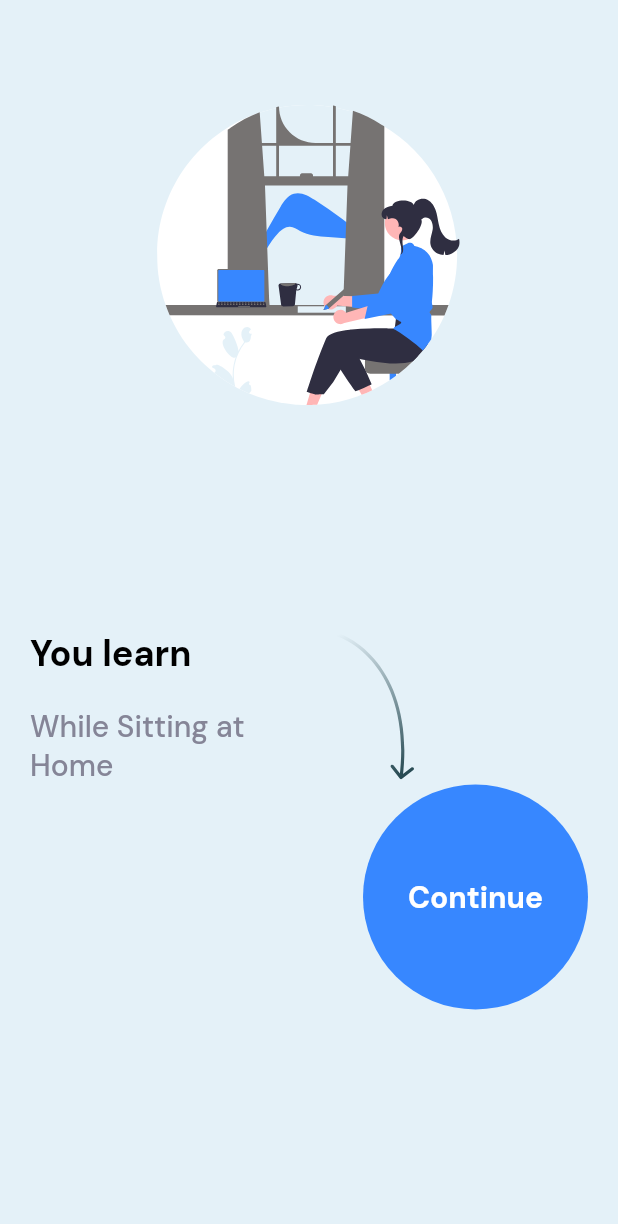
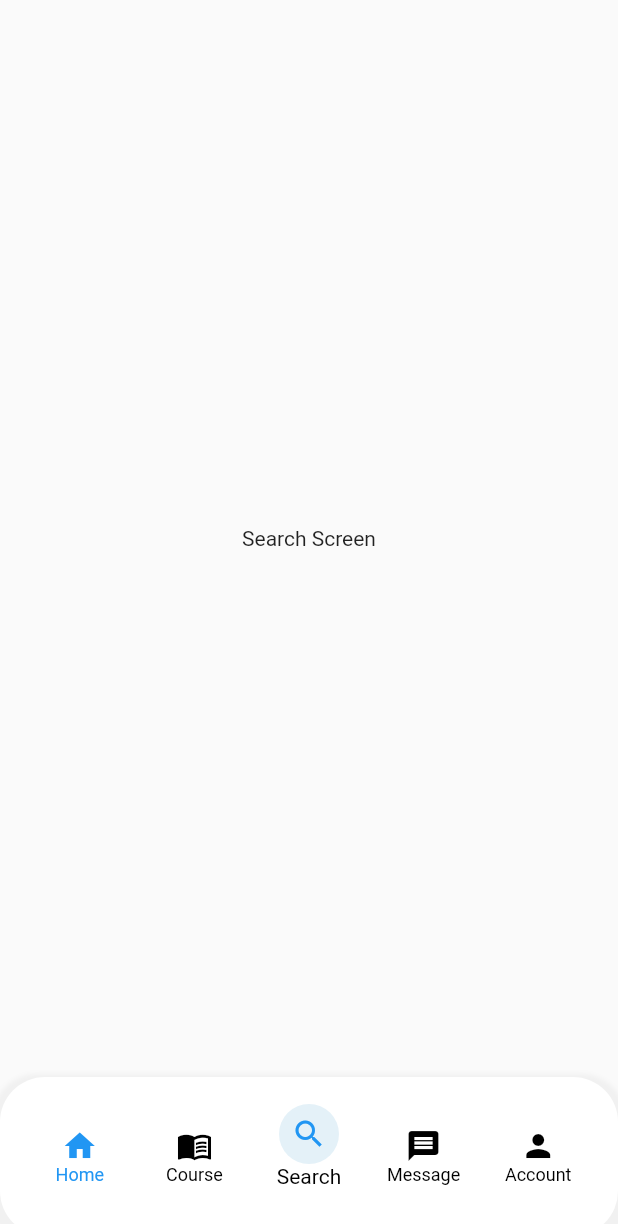
Before and after one commit to hazemAmr0/e-learning-app, a Flutter app: the screen it shows after launch, on a phone screen of 412 x 824 dp. Shown: the top 1224 px of the screen. Run offline on Flutter 3.47's test engine with Material 3 defaults, Android fonts, the phone set to English and light mode, and no system bars; our stand-ins replace flutter_iconly, flutter_svg, google_fonts, smooth_page_indicator.

```diff
--- a/lib/core/routing/app_router.dart
+++ b/lib/core/routing/app_router.dart
@@ -1,5 +1,5 @@
-
 import 'package:e_learning/core/routing/route_names.dart';
+import 'package:e_learning/navigation_bar.dart';
 import 'package:e_learning/view/screens/LoginAndRegister/signup_screen.dart';
 import 'package:flutter/material.dart';
 
@@ -9,11 +9,12 @@ class AppRouter {
   Route<dynamic> generateRoute(RouteSettings settings) {
     switch (settings.name) {
       case Routes.onboarding:
-        return MaterialPageRoute(builder: (_) =>  const WelcomeOnboardingScreen());
-         case Routes.signUp:
         return MaterialPageRoute(
-            builder: (_) =>  SignUpScreen());
-
+            builder: (_) => const WelcomeOnboardingScreen());
+      case Routes.signUp:
+        return MaterialPageRoute(builder: (_) =>const SignUpScreen());
+      case Routes.navbar:
+        return MaterialPageRoute(builder: (_) =>  CustomNavBar());
 
       // Add other cases as needed
       default:
--- a/lib/core/routing/route_names.dart
+++ b/lib/core/routing/route_names.dart
@@ -1,13 +1,15 @@
 class Routes {
-  static const String productDetails = '/productdetails';
+
   static const String onboarding = '/onboarding';
-  static const String rootScreen = '/root';
-  static const String favorites = '/favorites';
+
+
   static const String login = '/login';
   static const String signUp = '/signUp';
-  static const String viewed = '/viewed';
+
   static const String forgetPassword = '/forgetPassword';
   static const String splash = '/splash';
   static const String profile = '/profile';
-  static const String orders = '/orders';
+    static const String navbar = '/navbar';
+
+
 }
--- a/lib/main.dart
+++ b/lib/main.dart
@@ -1,10 +1,9 @@
 
 import 'package:e_learning/core/routing/app_router.dart';
 import 'package:e_learning/core/routing/route_names.dart';
-import 'package:e_learning/view/screens/LoginAndRegister/sign_up_screen2.dart';
-import 'package:e_learning/view/screens/on%20boarding/welcome_screen.dart';
+
 import 'package:flutter/material.dart';
-import 'package:flutter/widgets.dart';
+
 
 void main() {
   runApp(MyApp(appRouter: AppRouter()));
@@ -23,7 +22,7 @@ class MyApp extends StatelessWidget {
      ),
 
    onGenerateRoute: appRouter.generateRoute,
-    initialRoute: Routes.onboarding,
+    initialRoute: Routes.navbar,
 
 
     );
--- /dev/null
+++ b/lib/navigation_bar.dart
@@ -0,0 +1,144 @@
+
+
+import 'package:e_learning/core/utils/appColor.dart';
+import 'package:e_learning/view/screens/corse/course_screen.dart';
+import 'package:flutter/material.dart';
+
+class CustomNavBar extends StatefulWidget {
+  @override
+  _CustomNavBarState createState() => _CustomNavBarState();
+}
+
+class _CustomNavBarState extends State<CustomNavBar> {
+  int _selectedIndex = 0;
+
+  // List of screens for each tab
+  final List<Widget> _screens = [
+    SearchScreen(),
+    CourseScreen(),
+    SearchScreen(),
+    MessageScreen(),
+    AccountScreen(),
+  ];
+
+  void _onItemTapped(int index) {
+    setState(() {
+      _selectedIndex = index;
+    });
+  }
+
+  @override
+  Widget build(BuildContext context) {
+    return Scaffold(
+      // Display the selected screen
+      body: _screens[_selectedIndex],
+
+      bottomNavigationBar: Container(
+        padding: const EdgeInsets.symmetric(vertical: 12, horizontal: 15),
+        decoration: BoxDecoration(
+          color: Colors.white,
+          borderRadius:const BorderRadius.only(
+            topLeft: Radius.circular(30),
+            topRight: Radius.circular(30),
+            bottomLeft: Radius.circular(30),
+            bottomRight: Radius.circular(30),
+          ),
+          boxShadow: [
+            BoxShadow(
+              color: Colors.grey.withOpacity(0.1),
+              spreadRadius: 5,
+              blurRadius: 2,
+              offset: Offset(0, 3),
+            ),
+          ],
+        ),
+        child: BottomNavigationBar(
+          currentIndex: _selectedIndex,
+          onTap: _onItemTapped,
+          type: BottomNavigationBarType.fixed,
+          backgroundColor: Colors.transparent, // Makes background transparent
+          elevation: 0, // Removes shadow
+          items: [
+            BottomNavigationBarItem(
+              icon: Icon(Icons.home,
+                  color: _selectedIndex == 0 ? Colors.blue : Colors.black),
+              label: 'Home',
+            ),
+            BottomNavigationBarItem(
+              icon: Icon(Icons.menu_book,
+                  color: _selectedIndex == 1 ? Colors.blue : Colors.black),
+              label: 'Course',
+            ),
+            BottomNavigationBarItem(
+              icon: Column(
+                mainAxisAlignment:
+                    MainAxisAlignment.end, // Aligns the icon to the top
+                children: [
+                  Container(
+                    width: 40,
+                    height: 40,
+                    decoration: BoxDecoration(
+                      borderRadius: BorderRadius.circular(25),
+                      color: AppColor.primaryColor,
+                    ),
+                    child: Icon(Icons.search,
+                        color: _selectedIndex == 2 ? Colors.blue : Colors.blue),
+                  ),
+
+                  Text('Search',
+                      style: TextStyle(
+                          color: _selectedIndex == 2
+                              ? Colors.blue
+                              : Colors.black)), // Text label
+                ],
+              ),
+              label: '',
+            ),
+            BottomNavigationBarItem(
+              icon: Icon(Icons.message,
+                  color: _selectedIndex == 3 ? Colors.blue : Colors.black),
+              label: 'Message',
+            ),
+            BottomNavigationBarItem(
+              icon: Icon(Icons.person,
+                  color: _selectedIndex == 4 ? Colors.blue : Colors.black),
+              label: 'Account',
+            ),
+          ],
+          selectedItemColor: Colors.blue,
+          unselectedItemColor: Colors.black,
+          showSelectedLabels: true,
+          showUnselectedLabels: true,
+          selectedLabelStyle: TextStyle(fontSize: 12),
+          unselectedLabelStyle: TextStyle(fontSize: 12),
+        ),
+      ),
+    );
+  }
+}
+class SearchScreen extends StatelessWidget {
+  @override
+  Widget build(BuildContext context) {
+    return Center(
+      child: Text('Search Screen'),
+    );
+  }
+}
+
+class MessageScreen extends StatelessWidget {
+  @override
+  Widget build(BuildContext context) {
+    return Center(
+      child: Text('Message Screen'),
+    );
+  }
+}
+
+class AccountScreen extends StatelessWidget {
+  @override
+  Widget build(BuildContext context) {
+    return Center(
+      child: Text('Account Screen'),
+    );
+  }
+}
--- a/pubspec.yaml
+++ b/pubspec.yaml
@@ -34,6 +34,7 @@ dependencies:
   flutter:
     sdk: flutter
   flutter_bloc: ^8.1.6
+  flutter_iconly: ^1.0.2
   flutter_svg: ^2.0.10+1
   google_fonts: ^6.2.1
   smooth_page_indicator: ^1.2.0+3
```
Also changed, not shown: lib/view/screens/corse/course_Screen_Body.dart (added, +96 -0 lines), lib/view/screens/corse/course_screen.dart (added, +66 -0 lines), lib/view/screens/corse/widgets/category_card.dart (added, +71 -0 lines), lib/view/screens/corse/widgets/category_section.dart (added, +30 -0 lines), lib/view/screens/corse/widgets/course_card.dart (added, +111 -0 lines), lib/view/screens/corse/widgets/custom_app_bar.dart (added, +30 -0 lines), lib/view/screens/corse/widgets/custom_search_bar.dart (added, +41 -0 lines), assets/images/courseimage.png (added), assets/images/filter.png (added), assets/images/image.png (added), assets/images/language.png (added), assets/images/languageimage.svg (added), assets/images/paintingimage.svg (added), assets/images/profileimage.svg (added), 2 more files.
